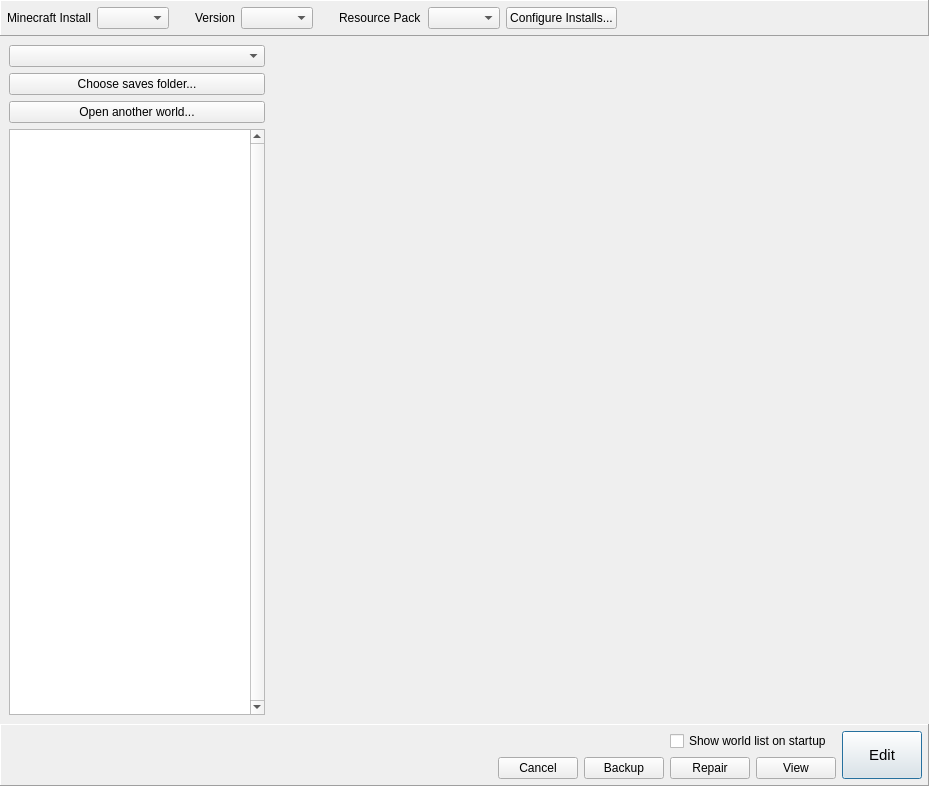
mcedit/mcedit2, file src/mcedit2/ui/world_list.ui: the form before one commit.
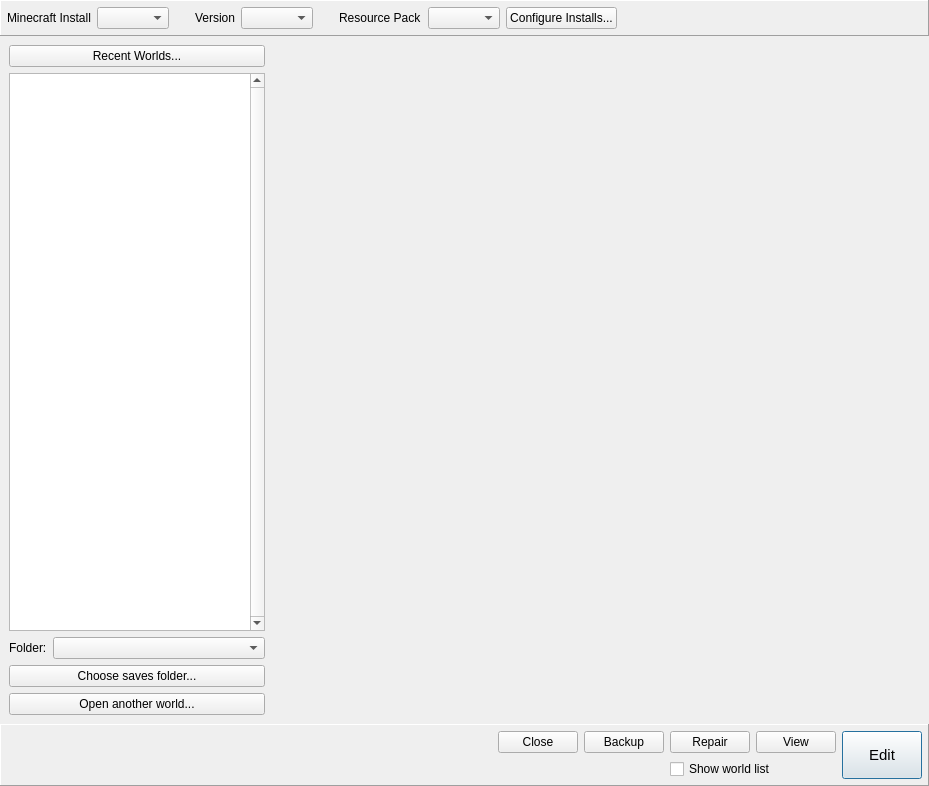
The form after the commit.

Commit message: Add "Recent Worlds" popup to world list widget

Patch:
```diff
--- a/src/mcedit2/ui/world_list.ui
+++ b/src/mcedit2/ui/world_list.ui
@@ -125,23 +125,19 @@
      <property name="frameShadow">
       <enum>QFrame::Raised</enum>
      </property>
-     <layout class="QHBoxLayout" name="horizontalLayout_2">
+     <layout class="QHBoxLayout" name="horizontalLayout_2" stretch="0,1">
       <item>
        <layout class="QVBoxLayout" name="verticalLayout_2">
         <item>
-         <widget class="QComboBox" name="savesFolderCombo"/>
-        </item>
-        <item>
-         <widget class="QPushButton" name="chooseSavesFolderButton">
+         <widget class="QPushButton" name="recentWorldsButton">
           <property name="text">
-           <string>Choose saves folder...</string>
+           <string>Recent Worlds...</string>
           </property>
-         </widget>
-        </item>
-        <item>
-         <widget class="QPushButton" name="openWorldButton">
-          <property name="text">
-           <string>Open another world...</string>
+          <property name="iconSize">
+           <size>
+            <width>16</width>
+            <height>16</height>
+           </size>
           </property>
          </widget>
         </item>
@@ -162,11 +158,55 @@
           <property name="editTriggers">
            <set>QAbstractItemView::NoEditTriggers</set>
           </property>
+          <property name="alternatingRowColors">
+           <bool>true</bool>
+          </property>
           <property name="selectionBehavior">
            <enum>QAbstractItemView::SelectRows</enum>
           </property>
          </widget>
         </item>
+        <item>
+         <layout class="QHBoxLayout" name="horizontalLayout_3">
+          <item>
+           <widget class="QLabel" name="label_4">
+            <property name="sizePolicy">
+             <sizepolicy hsizetype="Minimum" vsizetype="Preferred">
+              <horstretch>0</horstretch>
+              <verstretch>0</verstretch>
+             </sizepolicy>
+            </property>
+            <property name="text">
+             <string>Folder:</string>
+            </property>
+           </widget>
+          </item>
+          <item>
+           <widget class="QComboBox" name="savesFolderComboBox">
+            <property name="sizePolicy">
+             <sizepolicy hsizetype="MinimumExpanding" vsizetype="Fixed">
+              <horstretch>0</horstretch>
+              <verstretch>0</verstretch>
+             </sizepolicy>
+            </property>
+           </widget>
+          </item>
+         </layout>
+        </item>
+        <item>
+         <widget class="QPushButton" name="chooseSavesFolderButton">
+          <property name="text">
+           <string>Choose saves folder...</string>
+          </property>
+         </widget>
+        </item>
+        <item>
+         <widget class="QPushButton" name="openWorldButton">
+          <property name="text">
+           <string>Open another world...</string>
+          </property>
+         </widget>
+        </item>
        </layout>
       </item>
       <item>
@@ -223,48 +263,49 @@
         </property>
        </widget>
       </item>
-      <item row="1" column="3">
-       <widget class="QPushButton" name="repairButton">
+      <item row="0" column="0" rowspan="2">
+       <widget class="QWidget" name="infoBox" native="true">
+        <property name="sizePolicy">
+         <sizepolicy hsizetype="Expanding" vsizetype="Preferred">
+          <horstretch>0</horstretch>
+          <verstretch>0</verstretch>
+         </sizepolicy>
+        </property>
+        <zorder>cancelButton</zorder>
+       </widget>
+      </item>
+      <item row="0" column="1">
+       <widget class="QPushButton" name="cancelButton">
         <property name="text">
-         <string>Repair</string>
+         <string>Close</string>
         </property>
        </widget>
       </item>
-      <item row="1" column="2">
+      <item row="0" column="2">
        <widget class="QPushButton" name="backupButton">
         <property name="text">
          <string>Backup</string>
         </property>
        </widget>
       </item>
-      <item row="1" column="1">
-       <widget class="QPushButton" name="cancelButton">
+      <item row="0" column="3">
+       <widget class="QPushButton" name="repairButton">
         <property name="text">
-         <string>Cancel</string>
+         <string>Repair</string>
         </property>
        </widget>
       </item>
-      <item row="1" column="4">
+      <item row="0" column="4">
        <widget class="QPushButton" name="viewButton">
         <property name="text">
          <string>View</string>
         </property>
        </widget>
       </item>
-      <item row="0" column="3" colspan="2">
+      <item row="1" column="3" colspan="2">
        <widget class="QCheckBox" name="showListAgainInput">
         <property name="text">
-         <string>Show world list on startup</string>
-        </property>
-       </widget>
-      </item>
-      <item row="0" column="0" rowspan="2">
-       <widget class="QWidget" name="infoBox" native="true">
-        <property name="sizePolicy">
-         <sizepolicy hsizetype="Expanding" vsizetype="Preferred">
-          <horstretch>0</horstretch>
-          <verstretch>0</verstretch>
-         </sizepolicy>
+         <string>Show world list</string>
         </property>
        </widget>
       </item>
```
The commit also changes 1 other file.
